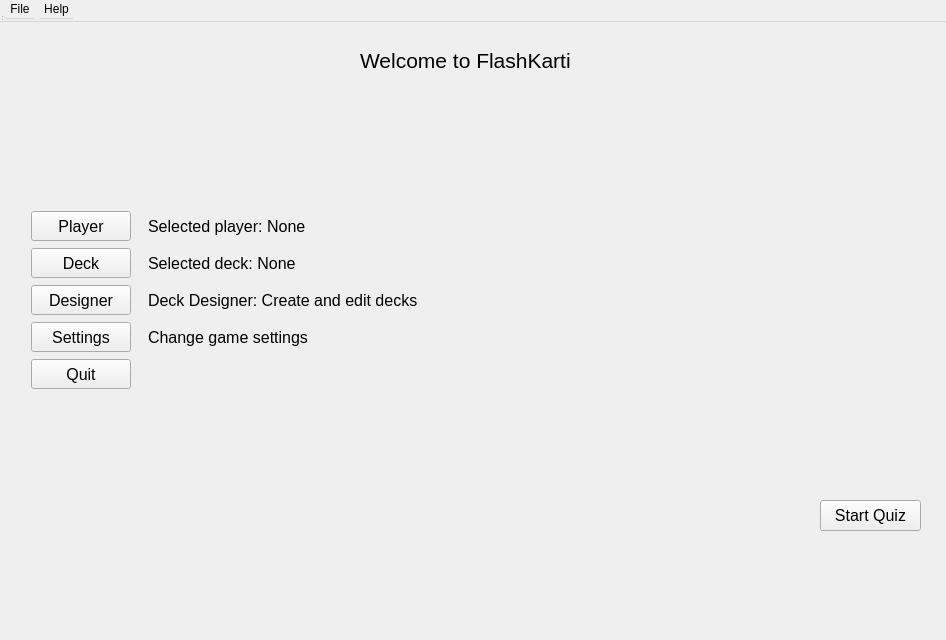
Above: src/ui/menu_window.ui from nikolovdeyan/flashkarti before the change. Below: the same form after it.
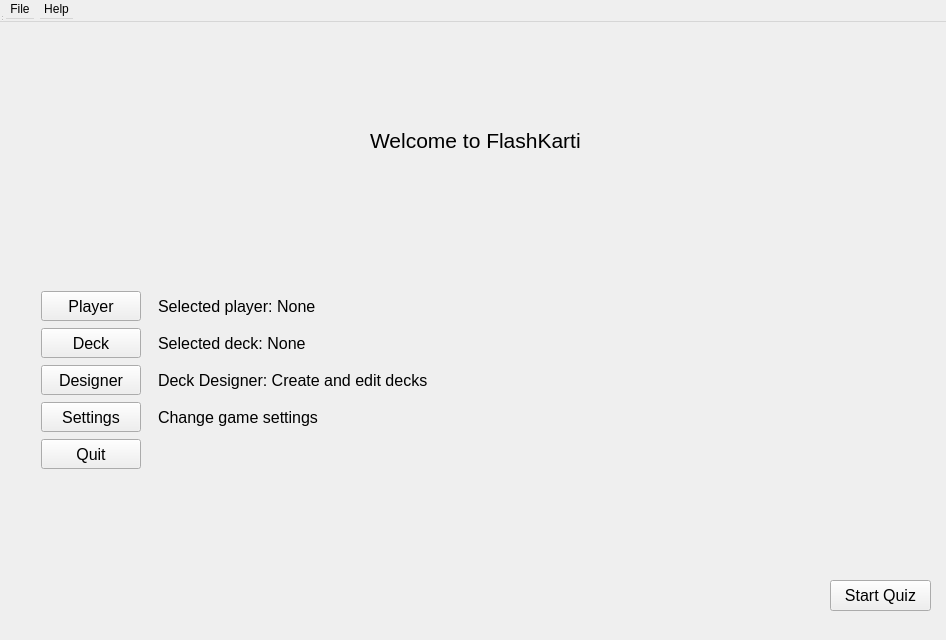
That is the form after the change.

The edit to the form file:
```diff
--- a/src/ui/menu_window.ui
+++ b/src/ui/menu_window.ui
@@ -13,7 +13,15 @@
   <property name="windowTitle">
    <string>MainWindow</string>
   </property>
-  <widget class="QWidget" name="MainWidget">
+  <widget class="QWidget" name="MenuWidget" native="true">
+   <property name="geometry">
+    <rect>
+     <x>10</x>
+     <y>80</y>
+     <width>941</width>
+     <height>551</height>
+    </rect>
+   </property>
    <widget class="QPushButton" name="start_quiz_btn">
     <property name="geometry">
      <rect>
```
Left out of the diff: 15 changed lines with no effect on the pictures.
